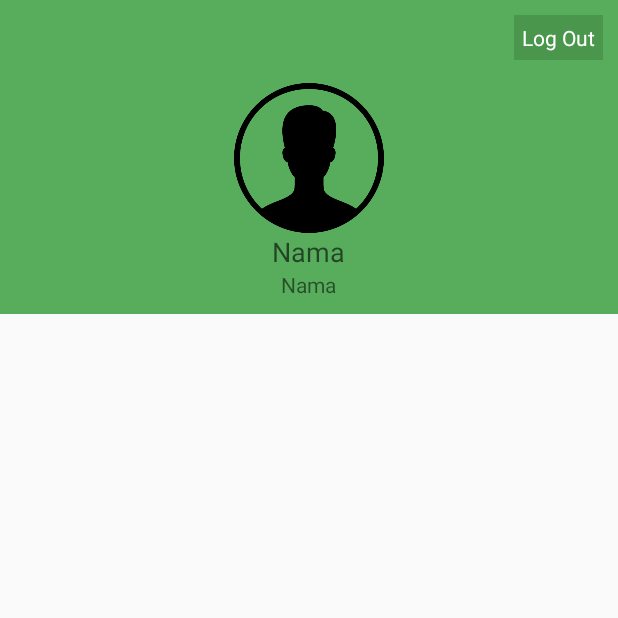
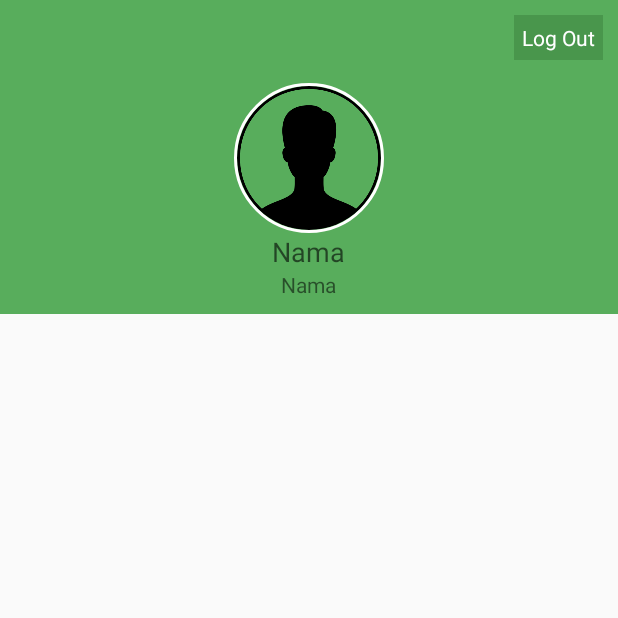
Before and after one commit to TesyarRAz/KeseQul-Android-Alpha, an Android app: the PeranActivity screen opened directly, with no data from a screen before it, on a phone screen of 412 x 824 dp, the top half of it. Run offline under Robolectric (Android 15) with nearby library versions, the phone set to English and light mode, and no system bars; our stand-ins replace CircleImageView; 2 statements that could not run were skipped.

Commit message:
Perbaikan Fitur

```diff
--- a/app/build.gradle
+++ b/app/build.gradle
@@ -47,7 +47,9 @@ dependencies {
 
     //TODO Library Desgin
     //noinspection GradleCompatible
-    implementation 'com.android.support:recyclerview-v7:28.0.0-rc01'
+    implementation 'com.android.support:recyclerview-v7:+'
     //noinspection GradleCompatible
-    implementation 'com.android.support:design:28.0.0-rc01'
+    implementation 'com.android.support:design:+'
+
+    implementation 'de.hdodenhof:circleimageview:+'
 }
--- a/app/src/main/java/com/kesequl/app/network/Client.java
+++ b/app/src/main/java/com/kesequl/app/network/Client.java
@@ -17,8 +17,8 @@ import retrofit2.Retrofit;
 import retrofit2.converter.gson.GsonConverterFactory;
 
 public class Client {
-//    public static final String BASE_HOST = "https://kesequl.exposei.com/";
-    public static final String BASE_HOST = "http://192.168.10.141/kesequl/";
+    public static final String BASE_HOST = "https://kesequl.exposei.com/";
+//    public static final String BASE_HOST = "http://192.168.10.141/kesequl/";
     public static final String HOST_API = BASE_HOST + "Api/";
     public static final String BASE_IMAGE_UPLOAD = BASE_HOST + "assets/upload/image/";
 
--- a/app/src/main/res/layout/activity_peran.xml
+++ b/app/src/main/res/layout/activity_peran.xml
@@ -33,12 +33,15 @@
                     android:textColor="@android:color/white"
                     android:padding="5dp"/>
 
-                <ImageView
+                <de.hdodenhof.circleimageview.CircleImageView
+                    app:civ_border_color="#fff"
+                    app:civ_border_width="2dp"
                     android:layout_marginTop="15dp"
                     android:id="@+id/img_peran"
                     android:layout_width="100dp"
                     android:layout_height="100dp"
                     android:layout_gravity="center"
+
                     android:src="@drawable/vektor" />
                 <TextView
                     android:id="@+id/txt_peran_nama"
```
Also changed, not shown: app/src/main/java/com/kesequl/app/activity/PeranActivity.java (+12 -1 lines), app/src/main/java/com/kesequl/app/activity/VotingActivity.java (+8 -0 lines).
